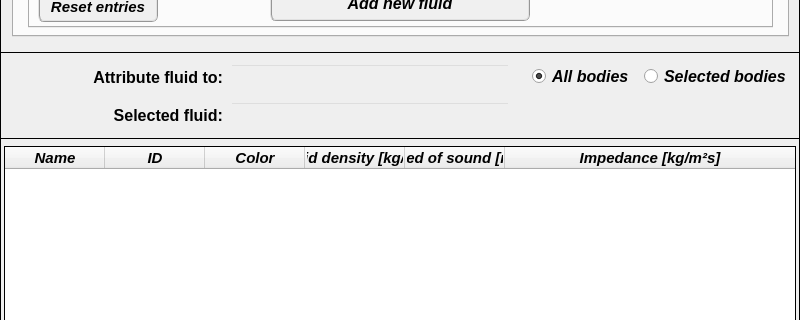
Old version of the form data/ui_files/model/acoustic/fluid_input.ui in the repository MOPT-UFSC/VIBRA; both pictures show x 0 to 800 and y 344 to 664 of the 800 by 802 pixel window.
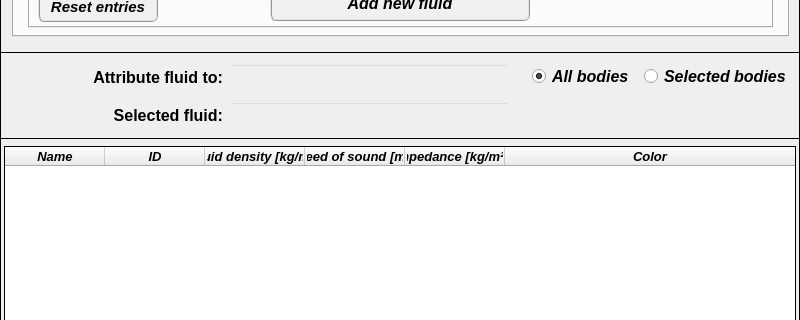
New version of the form. Icons and pictures are not drawn.

Commit message: Adjusting the fluid input window

Patch:
```diff
--- a/data/ui_files/model/acoustic/fluid_input.ui
+++ b/data/ui_files/model/acoustic/fluid_input.ui
@@ -5309,8 +5309,9 @@
      <property name="font">
       <font>
        <family>Arial</family>
-       <pointsize>11</pointsize>
+       <pointsize>10</pointsize>
        <weight>75</weight>
+       <italic>true</italic>
        <bold>true</bold>
       </font>
      </property>
@@ -5332,24 +5333,9 @@
      <property name="font">
       <font>
        <family>Arial</family>
-       <pointsize>11</pointsize>
+       <pointsize>10</pointsize>
        <weight>75</weight>
-       <bold>true</bold>
-      </font>
-     </property>
-     <property name="textAlignment">
-      <set>AlignCenter</set>
-     </property>
-    </column>
-    <column>
-     <property name="text">
-      <string>Color</string>
-     </property>
-     <property name="font">
-      <font>
-       <family>Arial</family>
-       <pointsize>11</pointsize>
-       <weight>75</weight>
+       <italic>true</italic>
        <bold>true</bold>
       </font>
      </property>
@@ -5364,8 +5350,9 @@
      <property name="font">
       <font>
        <family>Arial</family>
-       <pointsize>11</pointsize>
+       <pointsize>10</pointsize>
        <weight>75</weight>
+       <italic>true</italic>
        <bold>true</bold>
       </font>
      </property>
@@ -5380,8 +5367,9 @@
      <property name="font">
       <font>
        <family>Arial</family>
-       <pointsize>11</pointsize>
+       <pointsize>10</pointsize>
        <weight>75</weight>
+       <italic>true</italic>
        <bold>true</bold>
       </font>
      </property>
@@ -5396,8 +5384,26 @@
      <property name="font">
       <font>
        <family>Arial</family>
-       <pointsize>11</pointsize>
+       <pointsize>10</pointsize>
        <weight>75</weight>
+       <italic>true</italic>
+       <bold>true</bold>
+      </font>
+     </property>
+     <property name="textAlignment">
+      <set>AlignCenter</set>
+     </property>
+    </column>
+    <column>
+     <property name="text">
+      <string>Color</string>
+     </property>
+     <property name="font">
+      <font>
+       <family>Arial</family>
+       <pointsize>10</pointsize>
+       <weight>75</weight>
+       <italic>true</italic>
        <bold>true</bold>
       </font>
      </property>
```
The commit also changes 6 other files.
